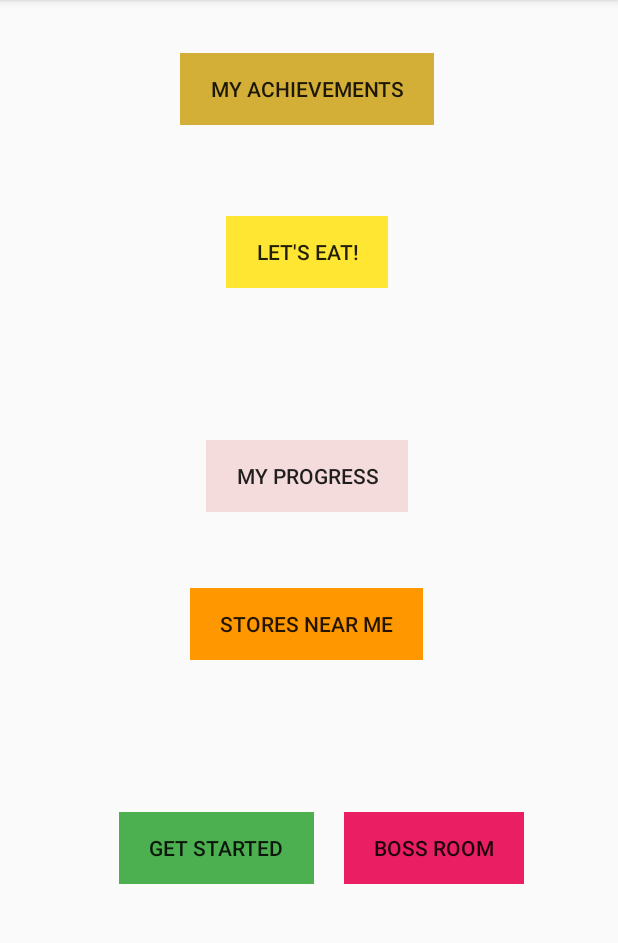
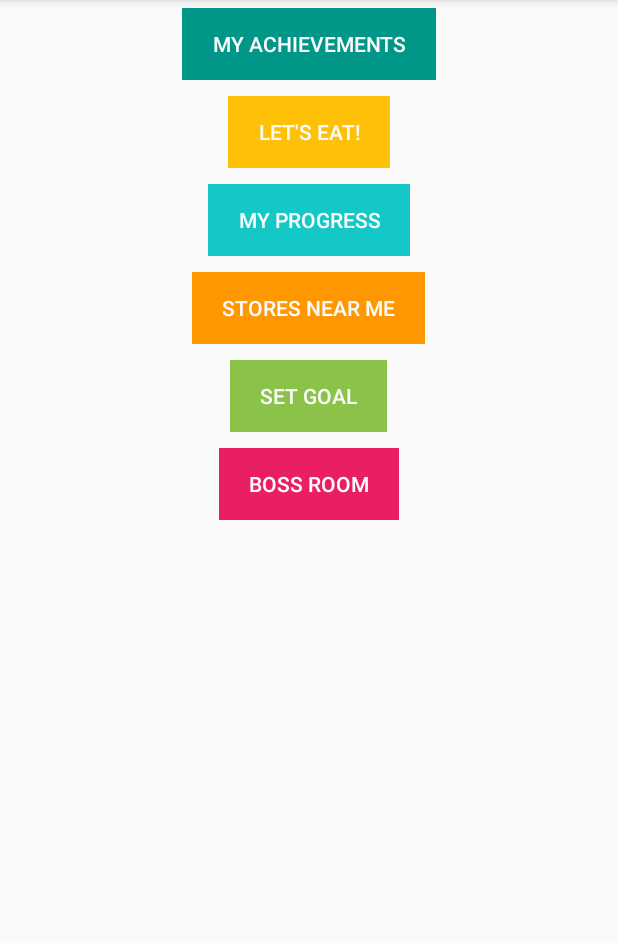
Before and after one commit to schucherta8/DietClash, an Android app: the screen it shows after launch (MainActivity), on a phone screen of 412 x 824 dp, the part 84-1027 px from its top. Run offline under Robolectric (Android 15) with nearby library versions, the phone set to English and light mode, and no system bars.

Commit message:
button sizes need to change

```diff
--- a/DietClash/app/src/main/res/layout/content_main.xml
+++ b/DietClash/app/src/main/res/layout/content_main.xml
@@ -4,12 +4,13 @@
     xmlns:tools="http://schemas.android.com/tools"
     android:layout_width="match_parent"
     android:layout_height="wrap_content"
+    android:orientation="vertical"
     app:layout_behavior="@string/appbar_scrolling_view_behavior"
     tools:context=".MainActivity"
     tools:showIn="@layout/activity_main">
 
     <TableLayout
-        android:layout_width="409dp"
+        android:layout_width="match_parent"
         android:layout_height="match_parent">
 
         <TableRow
@@ -18,18 +19,19 @@
             android:layout_marginHorizontal="20dp"
             android:layout_marginVertical="5dp"
             android:gravity="center"
-            android:padding="30dp">
+            android:padding="0dp">
 
             <Button
                 android:id="@+id/achievements"
                 style="?android:attr/borderlessButtonStyle"
-                android:layout_width="wrap_content"
-                android:layout_height="wrap_content"
+                android:layout_width="match_parent"
+                android:layout_height="match_parent"
                 android:layout_gravity="center"
-                android:background="#D4AF37"
+                android:background="#009688"
                 android:onClick="myAchievements"
                 android:paddingHorizontal="20dp"
-                android:text="@string/my_achievements" />
+                android:text="@string/my_achievements"
+                android:textColor="#FAFAFA" />
         </TableRow>
 
         <TableRow
@@ -38,18 +40,19 @@
             android:layout_marginHorizontal="20dp"
             android:layout_marginVertical="5dp"
             android:gravity="center"
-            android:padding="20dp">
+            android:padding="0dp">
 
             <Button
                 android:id="@+id/letsEatButton"
                 style="?android:attr/borderlessButtonStyle"
-                android:layout_width="wrap_content"
-                android:layout_height="wrap_content"
+                android:layout_width="match_parent"
+                android:layout_height="match_parent"
                 android:layout_gravity="center"
-                android:background="#FFE632"
+                android:background="#FFC107"
                 android:onClick="letsEat"
                 android:paddingHorizontal="20dp"
-                android:text="@string/let_s_eat" />
+                android:text="@string/let_s_eat"
+                android:textColor="#FAFAFA" />
 
         </TableRow>
 
@@ -59,28 +62,19 @@
             android:layout_marginHorizontal="20dp"
             android:layout_marginVertical="5dp"
             android:gravity="center"
-            android:padding="20dp">
-
-        </TableRow>
-
-        <TableRow
-            android:layout_width="match_parent"
-            android:layout_height="match_parent"
-            android:layout_marginHorizontal="20dp"
-            android:layout_marginVertical="5dp"
-            android:gravity="center"
-            android:padding="20dp">
+            android:padding="0dp">
 
             <Button
                 android:id="@+id/myProgressButton"
                 style="?android:attr/borderlessButtonStyle"
-                android:layout_width="wrap_content"
-                android:layout_height="wrap_content"
+                android:layout_width="match_parent"
+                android:layout_height="match_parent"
                 android:layout_gravity="center"
-                android:background="#F5DCDC"
+                android:background="#14C8C8"
                 android:onClick="myProgress"
                 android:paddingHorizontal="20dp"
-                android:text="@string/my_progress" />
+                android:text="@string/my_progress"
+                android:textColor="#FAFAFA" />
 
         </TableRow>
 
@@ -91,18 +85,19 @@
             android:layout_marginHorizontal="20dp"
             android:layout_marginVertical="5dp"
             android:gravity="center"
-            android:padding="20dp">
+            android:padding="0dp">
 
             <Button
                 android:id="@+id/storesNearMeButton"
                 style="?android:attr/borderlessButtonStyle"
-                android:layout_width="wrap_content"
-                android:layout_height="wrap_content"
+                android:layout_width="match_parent"
+                android:layout_height="match_parent"
                 android:layout_gravity="center"
                 android:background="#FF9800"
                 android:onClick="storesNearMe"
                 android:paddingHorizontal="20dp"
-                android:text="@string/stores_near_me" />
+                android:text="@string/stores_near_me"
+                android:textColor="#FAFAFA" />
         </TableRow>
 
         <TableRow
@@ -111,7 +106,19 @@
             android:layout_marginHorizontal="20dp"
             android:layout_marginVertical="5dp"
             android:gravity="center"
-            android:padding="20dp">
+            android:padding="0dp">
+
+            <Button
+                android:id="@+id/getStartedButton"
+                style="?android:attr/borderlessButtonStyle"
+                android:layout_width="match_parent"
+                android:layout_height="match_parent"
+                android:layout_gravity="center"
+                android:background="#8BC34A"
+                android:onClick="getStarted"
+                android:paddingHorizontal="20dp"
+                android:text="@string/set_goal"
+                android:textColor="#FAFAFA" />
 
         </TableRow>
 
@@ -121,29 +128,21 @@
             android:layout_marginHorizontal="20dp"
             android:layout_marginVertical="5dp"
             android:gravity="center"
-            android:padding="20dp">
-
-            <Button
-                android:id="@+id/getStartedButton"
-                style="?android:attr/borderlessButtonStyle"
-                android:layout_width="wrap_content"
-                android:layout_height="match_parent"
-                android:layout_gravity="center"
-                android:background="#4CAF50"
-                android:onClick="getStarted"
-                android:paddingHorizontal="20dp"
-                android:text="@string/get_started" />
+            android:padding="0dp">
 
             <Button
                 android:id="@+id/bossRoomButton"
                 style="?android:attr/borderlessButtonStyle"
-                android:layout_width="wrap_content"
-                android:layout_height="wrap_content"
+                android:layout_width="match_parent"
+                android:layout_height="match_parent"
                 android:layout_gravity="center"
                 android:background="#E91E63"
                 android:onClick="bossRoom"
                 android:paddingHorizontal="20dp"
-                android:text="@string/boss_room" />
+                android:text="@string/boss_room"
+                android:textColor="#FAFAFA" />
+
+
         </TableRow>
 
     </TableLayout>
```
